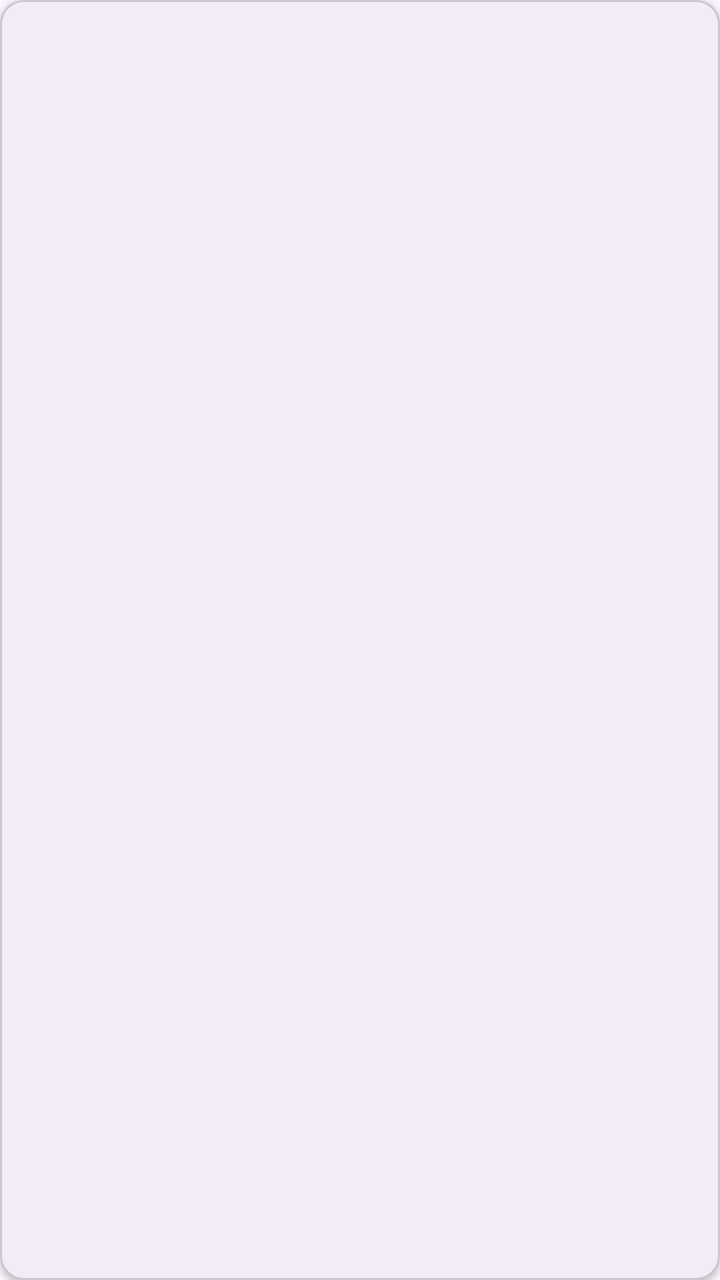
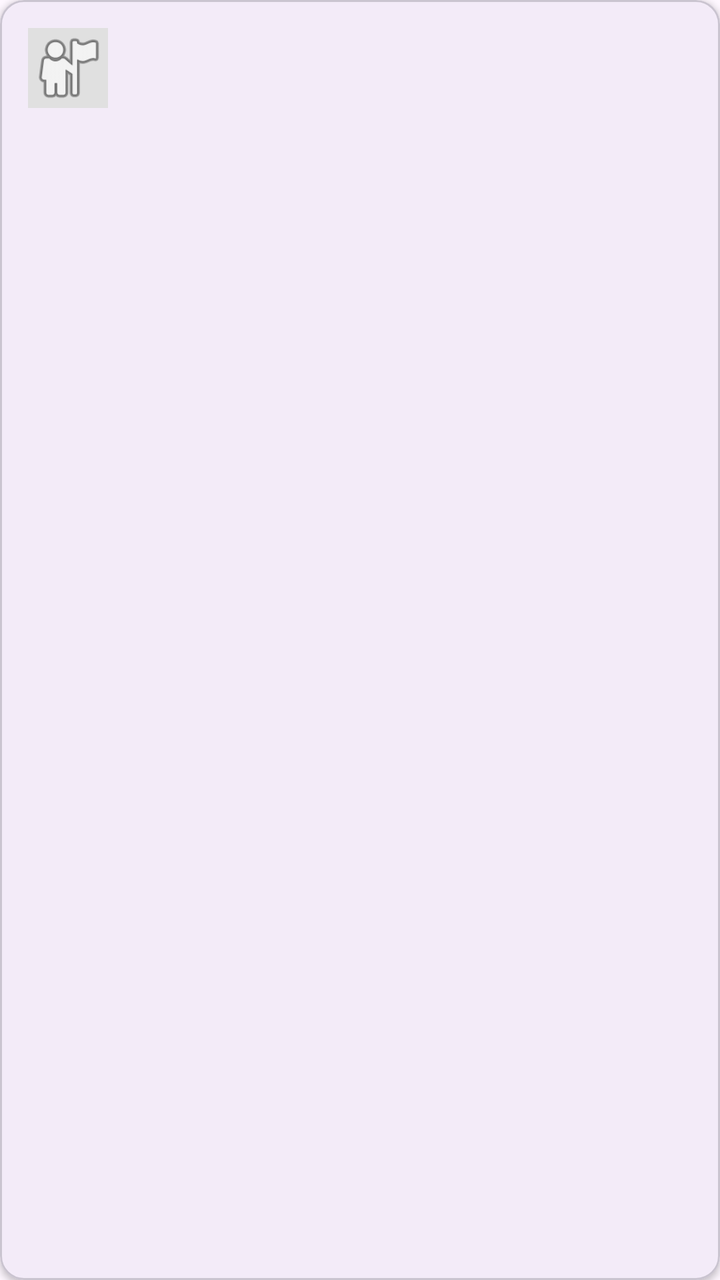

An Android layout rendered at two revisions. The XML below is the earlier revision; the diff shows what the commit changed to produce the second picture.
<!-- AndroidManifest.xml: application theme Theme.MeuFreela -->
<!-- res/layout/item_servico.xml -->
<?xml version="1.0" encoding="utf-8"?>
<com.google.android.material.card.MaterialCardView
    xmlns:android="http://schemas.android.com/apk/res/android"
    xmlns:app="http://schemas.android.com/apk/res-auto"
    android:layout_width="match_parent"
    android:layout_height="wrap_content"
    android:layout_margin="6dp"
    app:cardCornerRadius="12dp"
    app:cardElevation="2dp">

    <LinearLayout
        android:layout_width="match_parent"
        android:layout_height="wrap_content"
        android:orientation="vertical"
        android:padding="14dp">

        <LinearLayout
            android:layout_width="match_parent"
            android:layout_height="wrap_content"
            android:orientation="horizontal">

            <TextView
                android:id="@+id/textTitulo"
                android:layout_width="0dp"
                android:layout_height="wrap_content"
                android:layout_weight="1"
                android:textStyle="bold"
                android:textSize="16sp" />

            <TextView
                android:id="@+id/textStatus"
                android:layout_width="wrap_content"
                android:layout_height="wrap_content"
                android:textSize="11sp"
                android:paddingHorizontal="8dp"
                android:paddingVertical="4dp" />
        </LinearLayout>

        <TextView
            android:id="@+id/textFreelancer"
            android:layout_width="match_parent"
            android:layout_height="wrap_content"
            android:layout_marginTop="4dp"
            android:textSize="12sp"
            android:textColor="#666666" />

        <TextView
            android:id="@+id/textDescricao"
            android:layout_width="match_parent"
            android:layout_height="wrap_content"
            android:layout_marginTop="6dp"
            android:textSize="13sp"
            android:maxLines="2"
            android:ellipsize="end" />

        <LinearLayout
            android:layout_width="match_parent"
            android:layout_height="wrap_content"
            android:orientation="horizontal"
            android:layout_marginTop="8dp">

            <TextView
                android:id="@+id/textCategoria"
                android:layout_width="0dp"
                android:layout_height="wrap_content"
                android:layout_weight="1"
                android:textSize="12sp"
                android:textColor="#888888" />

            <TextView
                android:id="@+id/textPreco"
                android:layout_width="wrap_content"
                android:layout_height="wrap_content"
                android:textSize="16sp"
                android:textStyle="bold"
                android:textColor="#6200EE" />
        </LinearLayout>

        
        <LinearLayout
            android:id="@+id/containerAcoesDono"
            android:layout_width="match_parent"
            android:layout_height="wrap_content"
            android:orientation="horizontal"
            android:layout_marginTop="8dp"
            android:visibility="gone">

            <com.google.android.material.button.MaterialButton
                android:id="@+id/botaoPausar"
                style="@style/Widget.MaterialComponents.Button.OutlinedButton"
                android:layout_width="0dp"
                android:layout_height="wrap_content"
                android:layout_weight="1"
                android:layout_marginEnd="4dp"
                android:text="Pausar"
                android:textSize="12sp" />

            <com.google.android.material.button.MaterialButton
                android:id="@+id/botaoExcluir"
                style="@style/Widget.MaterialComponents.Button.OutlinedButton"
                android:layout_width="0dp"
                android:layout_height="wrap_content"
                android:layout_weight="1"
                android:layout_marginStart="4dp"
                android:text="Excluir"
                android:textColor="#F44336"
                android:textSize="12sp" />
        </LinearLayout>
    </LinearLayout>
</com.google.android.material.card.MaterialCardView>
<!-- resources referenced by this layout -->
<resources>
  <style name="Theme.MeuFreela" parent="Base.Theme.MeuFreela" />
  <style name="Base.Theme.MeuFreela" parent="Theme.Material3.DayNight.NoActionBar">
          
          
      </style>
</resources>

<!-- the commit's change to res/layout/item_servico.xml (unified diff, before → after) -->
@@ -14,10 +14,22 @@
         android:orientation="vertical"
         android:padding="14dp">
 
+        
         <LinearLayout
             android:layout_width="match_parent"
             android:layout_height="wrap_content"
-            android:orientation="horizontal">
+            android:orientation="horizontal"
+            android:gravity="center_vertical">
+
+            <ImageView
+                android:id="@+id/imageFreelancerFoto"
+                android:layout_width="40dp"
+                android:layout_height="40dp"
+                android:layout_marginEnd="10dp"
+                android:background="#E0E0E0"
+                android:contentDescription="Foto do freelancer"
+                android:scaleType="centerCrop"
+                android:src="@android:drawable/ic_menu_myplaces" />
 
             <TextView
                 android:id="@+id/textTitulo"
@@ -36,6 +48,7 @@
                 android:paddingVertical="4dp" />
         </LinearLayout>
 
+        
         <TextView
             android:id="@+id/textFreelancer"
             android:layout_width="match_parent"
@@ -44,6 +57,7 @@
             android:textSize="12sp"
             android:textColor="#666666" />
 
+        
         <TextView
             android:id="@+id/textDescricao"
             android:layout_width="match_parent"
@@ -53,6 +67,7 @@
             android:maxLines="2"
             android:ellipsize="end" />
 
+        
         <LinearLayout
             android:layout_width="match_parent"
             android:layout_height="wrap_content"
